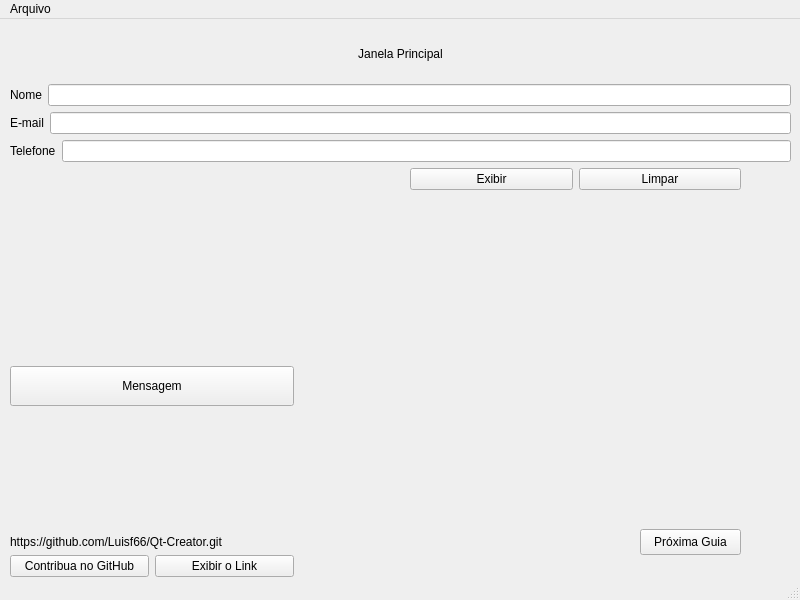
Qt form mainwindow.ui (Luisf66/Qt-Creator) before a commit.
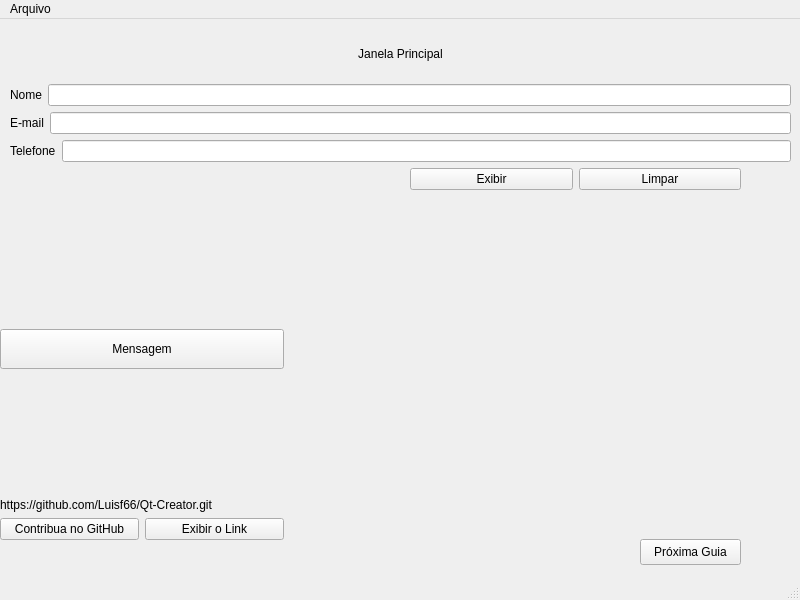
The same form after that commit. Icons and pictures are not drawn.

Patch:
```diff
--- a/mainwindow.ui
+++ b/mainwindow.ui
@@ -17,8 +17,8 @@
    <widget class="QWidget" name="layoutWidget">
     <property name="geometry">
      <rect>
-      <x>10</x>
-      <y>347</y>
+      <x>0</x>
+      <y>310</y>
       <width>284</width>
       <height>211</height>
      </rect>
@@ -94,7 +94,7 @@
     <property name="geometry">
      <rect>
       <x>640</x>
-      <y>510</y>
+      <y>520</y>
       <width>101</width>
       <height>26</height>
      </rect>
```
